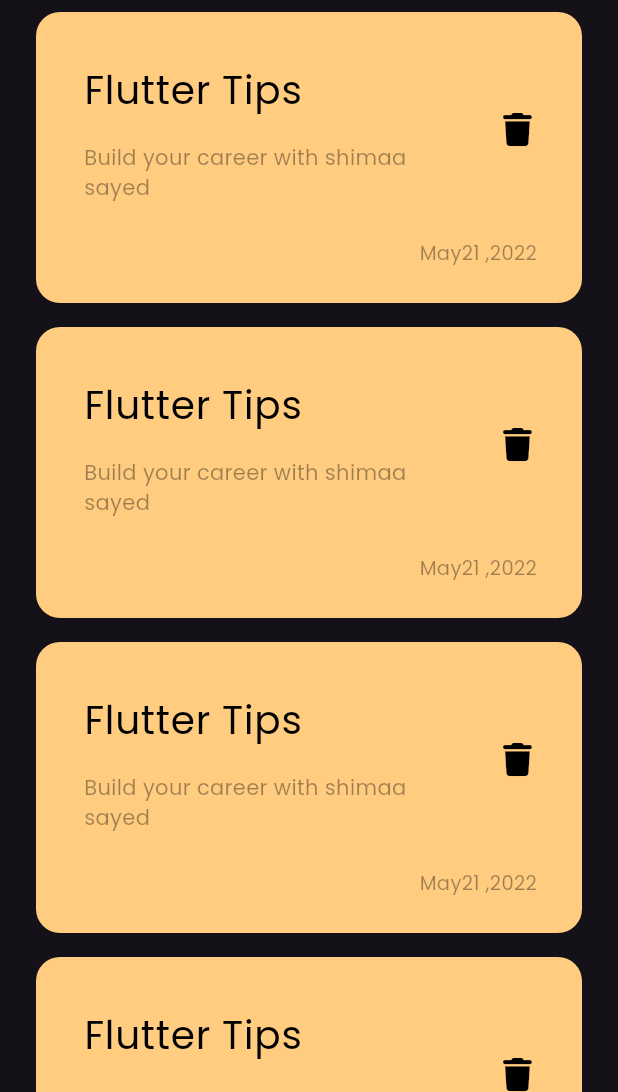
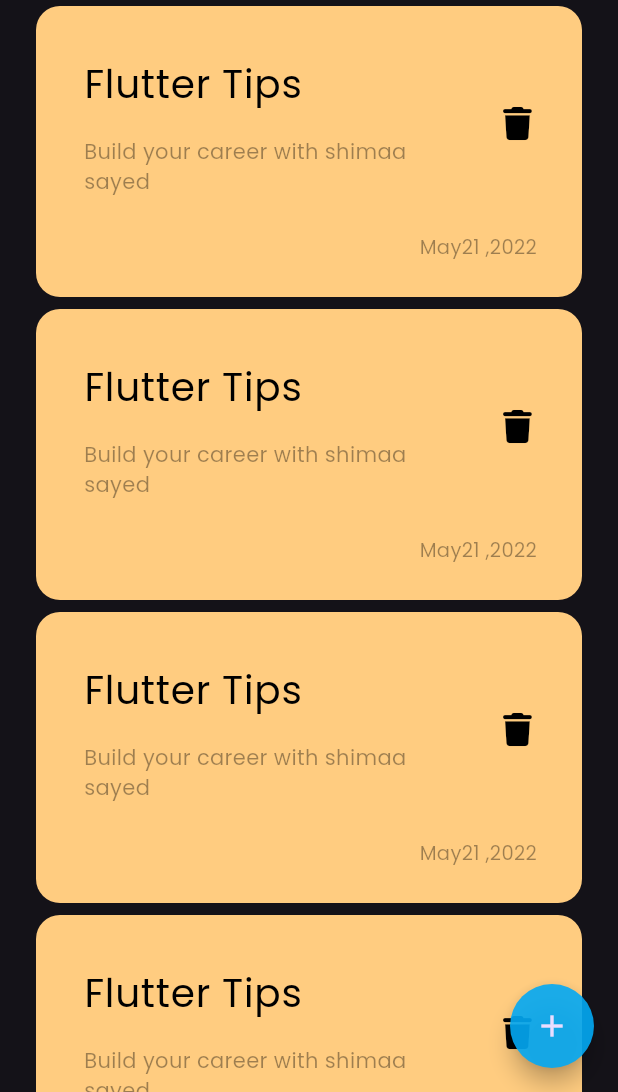
Before and after one commit to shiimm/notes_app, a Flutter app: the screen it shows after launch, on a phone screen of 412 x 824 dp, the part 144-1236 px from its top. Run offline on Flutter 3.47's test engine with Material 3 defaults, Android fonts, the phone set to English and light mode, and no system bars; our stand-ins replace font_awesome_flutter.

Commit message:
add floating action button

```diff
--- a/lib/views/notes_view.dart
+++ b/lib/views/notes_view.dart
@@ -6,8 +6,14 @@ class NotesView extends StatelessWidget {
 
   @override
   Widget build(BuildContext context) {
-    return const Scaffold(
-      body: NotesViewBody(),
+    return Scaffold(
+      floatingActionButton: FloatingActionButton(
+        shape: const CircleBorder(),
+        backgroundColor: Colors.lightBlue.withOpacity(.9),
+        onPressed: () {},
+        child: const Icon(Icons.add),
+      ),
+      body: const NotesViewBody(),
     );
   }
 }
--- a/lib/widgets/custom_notelistview.dart
+++ b/lib/widgets/custom_notelistview.dart
@@ -8,7 +8,7 @@ class NotesListView extends StatelessWidget {
   Widget build(BuildContext context) {
     return ListView.builder(itemBuilder: (context, index) {
       return const Padding(
-        padding: EdgeInsets.symmetric(vertical: 8.0),
+        padding: EdgeInsets.symmetric(vertical: 4),
         child: NoteItem(),
       );
     });
```
